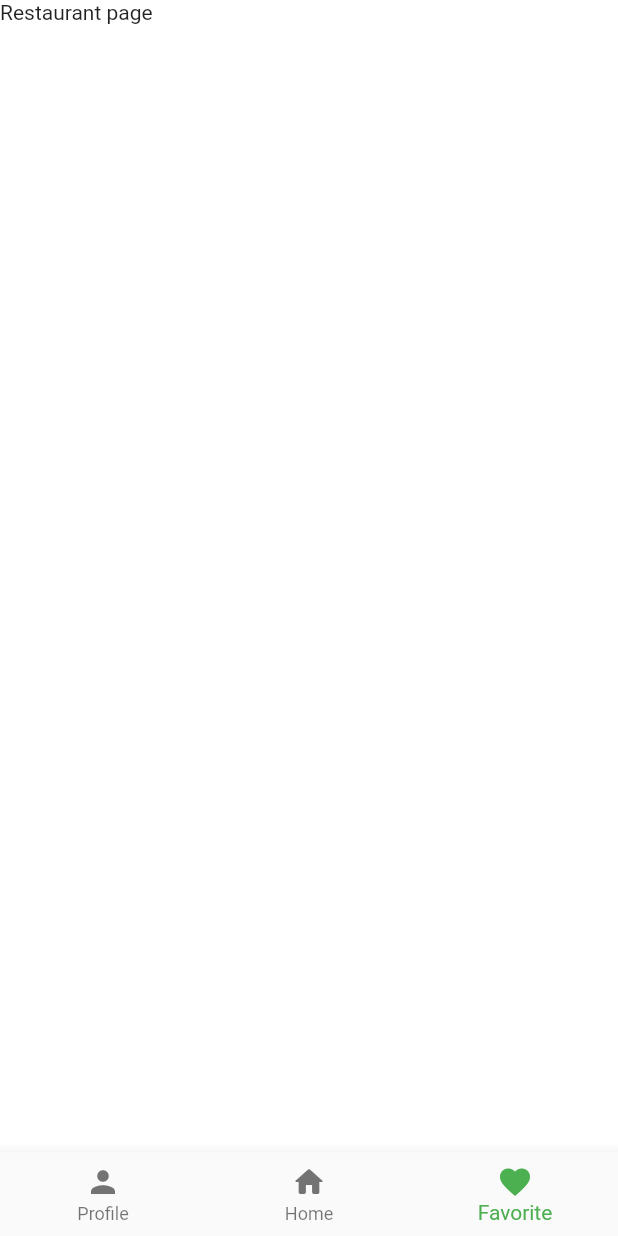
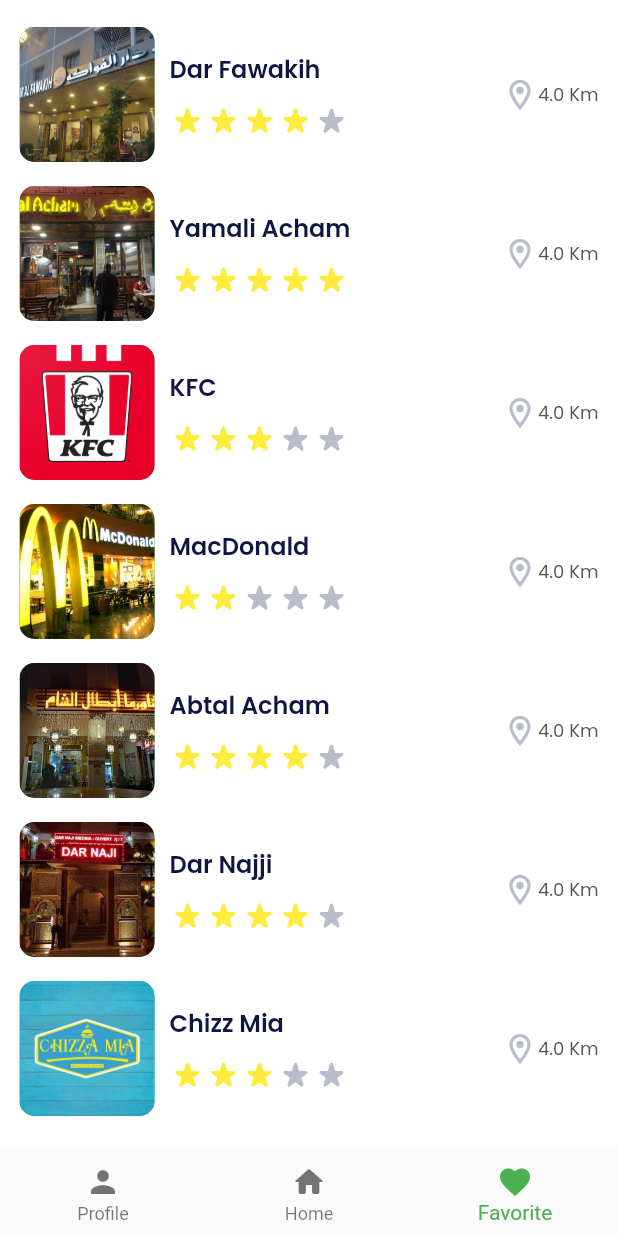
Before and after one commit to yusufdehbi/FoodieFinder, a Flutter app: the screen it shows after launch, item 3 of the bottom bar chosen, on a phone screen of 412 x 824 dp. Run offline on Flutter 3.47's test engine with Material 2 defaults, Android fonts, the phone set to English and light mode, and no system bars; our stand-ins replace flutter_map, geolocator, google_fonts, latlong2.

Commit message:
new updates

```diff
--- a/lib/componenets/favorite_restaurants.dart
+++ b/lib/componenets/favorite_restaurants_horizontal.dart
@@ -3,8 +3,8 @@
 
 import '../utilis/style.dart';
 
-class FavoriteRestaurants extends StatelessWidget {
-  const FavoriteRestaurants({super.key});
+class FavoriteRestaurantsHorizontal extends StatelessWidget {
+  const FavoriteRestaurantsHorizontal({super.key});
 
   @override
   Widget build(BuildContext context) {
--- a/lib/componenets/list_view.dart
+++ b/lib/componenets/list_view.dart
@@ -10,7 +10,7 @@
   @override
   Widget build(BuildContext context) {
     return Padding(
-      padding: const EdgeInsets.all(8.0),
+      padding: const EdgeInsets.symmetric(horizontal: 10.0, vertical: 20.0),
       child: ListView.builder(
         itemCount: restaurants.length,
         itemBuilder: (context, index) {
--- a/lib/componenets/res_horizontal_card.dart
+++ b/lib/componenets/res_horizontal_card.dart
@@ -23,7 +23,7 @@
     return Padding(
       padding: const EdgeInsets.all(8.0),
       child: Row(
-        mainAxisAlignment: MainAxisAlignment.spaceAround,
+        mainAxisAlignment: MainAxisAlignment.spaceBetween,
         children: [
           Row(
             children: [
--- a/lib/componenets/search_bar.dart
+++ b/lib/componenets/search_bar.dart
@@ -20,7 +20,7 @@
               prefixIcon: Icon(Icons.search, size: 22, color: text),
               hintText: 'Search Restaurant',
               hintStyle: p1,
-              fillColor: white,
+              fillColor: Colors.grey[100],
               filled: true,
               contentPadding: EdgeInsets.symmetric(vertical: small),
               border: OutlineInputBorder(
--- a/lib/main.dart
+++ b/lib/main.dart
@@ -1,3 +1,4 @@
+import 'package:first_version/pages/favorite_restaurants_page.dart';
 import 'package:first_version/pages/home_page.dart';
 import 'package:first_version/pages/restaurant_page.dart';
 import 'package:flutter/material.dart';
@@ -25,10 +26,16 @@
       home: SafeArea(
         child: Scaffold(
           body: pageIndex == 0
-              ? const ProfilePage()
+              ? ProfilePage(
+                  changePage: () {
+                    setState(() {
+                      pageIndex = 2;
+                    });
+                  },
+                )
               : pageIndex == 1
                   ? const HomePage()
-                  : const RestaurantPage(),
+                  : const FavoriteRestaurantsPage(),
           bottomNavigationBar: BottomNavigationBar(
             onTap: (index) {
               setState(() {
--- /dev/null
+++ b/lib/pages/favorite_restaurants_page.dart
@@ -0,0 +1,91 @@
+import 'package:first_version/componenets/res_horizontal_card.dart';
+import 'package:flutter/material.dart';
+import 'package:latlong2/latlong.dart';
+
+import '../models/restaurant.dart';
+
+class FavoriteRestaurantsPage extends StatelessWidget {
+  const FavoriteRestaurantsPage({super.key});
+
+  @override
+  Widget build(BuildContext context) {
+    List<Restaurant> restaurants = [
+      Restaurant(
+          'Dar Fawakih',
+          'dar_fawakih_desc',
+          LatLng(33.99452490, -6.82504580),
+          4.0,
+          "PIZZERIA Dar Alfawakih، Rabat, Morocco",
+          'images/dar_alfawakih.jpg',
+          2,
+          'Morrocan'),
+      Restaurant(
+          'Yamali Acham',
+          'yamali_cham_desc',
+          LatLng(34.00243980, -6.85094190),
+          5.0,
+          "PYamal Acham, Avenue Fal Ould Oumeir, Rabat, Morocco",
+          'images/yamali_cham.jpg',
+          3,
+          'Cham'),
+      Restaurant(
+          'KFC',
+          'kfc_desc',
+          LatLng(34.02135290, -6.83960620),
+          3.0,
+          "KFC- Madina Rabat, N1, Rabat, Morocco",
+          'images/kfc.png',
+          2,
+          'Fast Food'),
+      Restaurant(
+          'MacDonald',
+          'macdonald_desc',
+          LatLng(34.03122000, -6.81662600),
+          2.0,
+          "McDonald's, Avenue de Fès, Salé, Morocco",
+          'images/mcdonalds.jpg',
+          2,
+          'Fast Food'),
+      Restaurant(
+          'Abtal Acham',
+          'abtal',
+          LatLng(34.01628490, -6.83462930),
+          4.0,
+          "Chawarma Abtal Acham Rabat ville, Avenue Abou Faris Al Marini, Rabat, Morocco",
+          'images/abtal_cham.jpg',
+          1,
+          'Cham'),
+      Restaurant(
+          'Dar Najji',
+          'dar_najji_desc',
+          LatLng(34.02183530, -6.84194150),
+          4.0,
+          "Dar Naji Rabat Hassan, Avenue Jazirat Al Arabe, Rabat, Morocco",
+          'images/dar_naji.jpg',
+          2,
+          'Mix'),
+      Restaurant(
+          'Chizz Mia',
+          'chizz_mia_desc',
+          LatLng(33.981074, -6.826227),
+          3.0,
+          "Chizza Mia takkadoum rabat",
+          'images/chizza_mia.jpg',
+          2,
+          'Fast Food'),
+    ];
+
+    return ListView.builder(
+      physics: const BouncingScrollPhysics(),
+      padding: const EdgeInsets.symmetric(horizontal: 5.0, vertical: 10.0),
+      itemCount: restaurants.length,
+      itemBuilder: (context, index) {
+        return ResHorizontalCard(
+          restaurantName: restaurants[index].name,
+          rating: restaurants[index].rating,
+          imageUrl: restaurants[index].imageUrl,
+        );
+      },
+    );
+  }
+}
--- a/lib/pages/home_page.dart
+++ b/lib/pages/home_page.dart
@@ -118,7 +118,7 @@
               ),
             ),
             Expanded(
-              flex: 12,
+              flex: 10,
               child: AnimatedCrossFade(
                 firstChild: MapView(
                   restaurants: restaurants,
--- a/lib/pages/test_geolocator.dart
+++ b/lib/pages/test_geolocator.dart
@@ -10,10 +10,6 @@
 
 class _GeolocatorState extends State<Geolocator> {
   String locationMessage = "Current location of user";
-
-// void getLocation() async
-// Position position = await Geolocator.getCurrentPosition(desiredAccuracy: LocationAccuracy.high)
-// }
 
   @override
   Widget build(BuildContext context) {
--- a/pubspec.yaml
+++ b/pubspec.yaml
@@ -37,7 +37,7 @@
   flutter_map: ^2.2.0
   latlong2: ^0.8.1
   google_fonts: ^4.0.3
-  geolocator: ^9.0.2
+  geolocator: ^8.2.0
 
 dev_dependencies:
   flutter_test:
```
Also changed, not shown: lib/componenets/custom_tile.dart (+6 -2 lines), lib/pages/profile pages/edit_email_page.dart (added, +10 -0 lines), lib/pages/profile pages/edit_language_page.dart (added, +10 -0 lines), lib/pages/profile pages/edit_name_page.dart (added, +10 -0 lines), lib/pages/profile pages/edit_notifications_page.dart (added, +10 -0 lines), lib/pages/profile pages/edit_password_page.dart (added, +10 -0 lines), lib/pages/profile_page.dart (+30 -6 lines), pubspec.lock.
